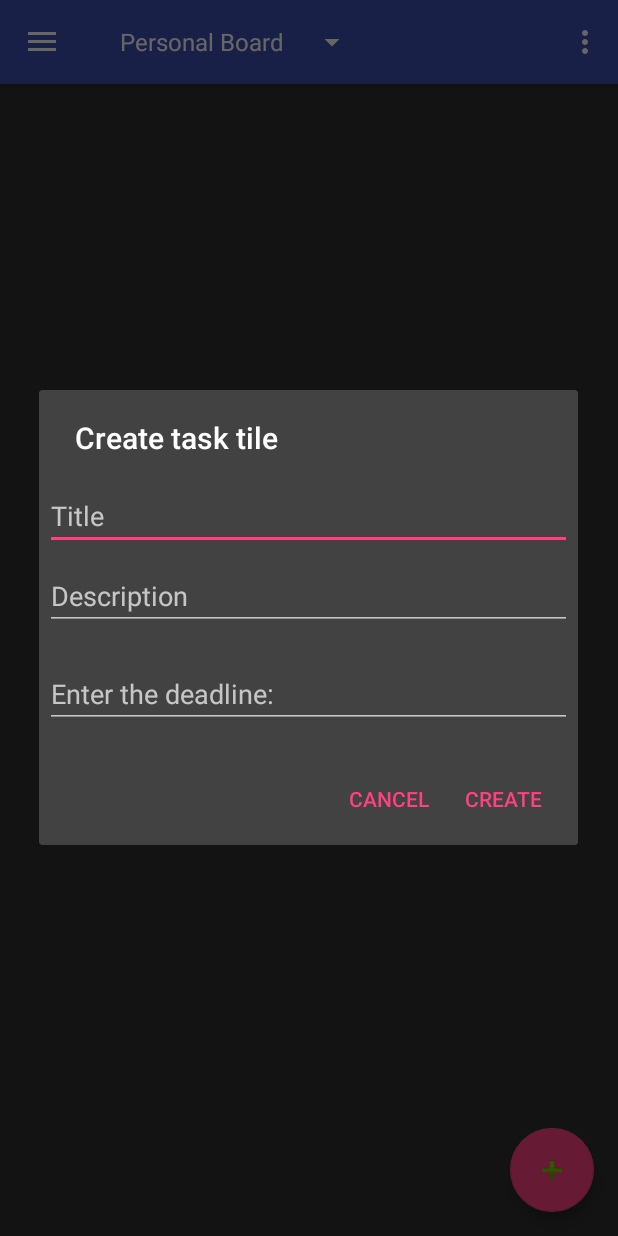
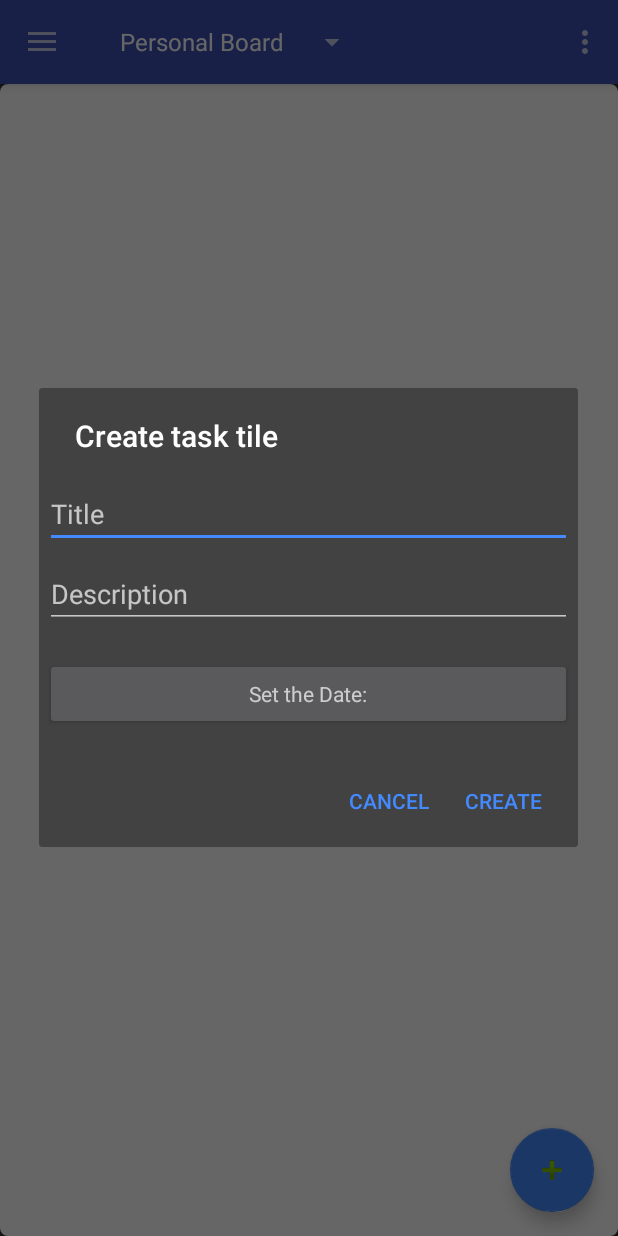
Before and after one commit to saurabhjn76/EventManager, an Android app: the HomeActivity screen opened directly, with no data from a screen before it, after a tap on an icon or button, on a phone screen of 412 x 824 dp. Run offline under Robolectric (Android 15) with nearby library versions, the phone set to English and light mode, and no system bars.

```diff
--- a/app/src/main/res/drawable/tilerect.xml
+++ b/app/src/main/res/drawable/tilerect.xml
@@ -1,6 +1,6 @@
 <!-- res/drawable/myrect.xml -->
 <shape xmlns:android="http://schemas.android.com/apk/res/android"
     android:shape="rectangle">
-    <solid android:color="#ff3d00" />
+    <solid android:color="#ffffff" />
     <corners android:radius="5dp" />
 </shape>
--- a/app/src/main/res/layout/app_bar_home.xml
+++ b/app/src/main/res/layout/app_bar_home.xml
@@ -10,7 +10,7 @@
     <android.support.design.widget.AppBarLayout
         android:layout_width="match_parent"
         android:layout_height="wrap_content"
-        android:theme="@style/AppTheme.AppBarOverlay">
+        >
 
 
 
--- a/app/src/main/res/layout/content_home.xml
+++ b/app/src/main/res/layout/content_home.xml
@@ -3,6 +3,7 @@
     xmlns:app="http://schemas.android.com/apk/res-auto"
     xmlns:tools="http://schemas.android.com/tools"
     android:id="@+id/content_home"
+    android:background="@drawable/tilerect"
     android:layout_width="match_parent"
     android:layout_height="match_parent"
     app:layout_behavior="@string/appbar_scrolling_view_behavior"
--- a/app/src/main/res/layout/dialog_create_tile.xml
+++ b/app/src/main/res/layout/dialog_create_tile.xml
@@ -25,7 +25,9 @@ android:layout_height="wrap_content">
         android:layout_marginBottom="16dp"
         android:fontFamily="sans-serif"
         android:hint="Description"/>
-    <EditText
+
+
+    <Button
         android:id="@+id/deadline"
         android:inputType="datetime"
         android:layout_width="match_parent"
@@ -34,6 +36,7 @@ android:layout_height="wrap_content">
         android:layout_marginLeft="4dp"
         android:layout_marginRight="4dp"
         android:layout_marginBottom="16dp"
+        android:onClick="Datepicker"
         android:fontFamily="sans-serif"
-        android:hint="Enter the deadline:"/>
+        android:hint="Set the Date:"/>
 </LinearLayout>
--- a/app/src/main/res/values/colors.xml
+++ b/app/src/main/res/values/colors.xml
@@ -2,5 +2,5 @@
 <resources>
     <color name="colorPrimary">#3F51B5</color>
     <color name="colorPrimaryDark">#303F9F</color>
-    <color name="colorAccent">#FF4081</color>
+    <color name="colorAccent">#448aff</color>
 </resources>
```
Also changed, not shown: app/src/main/java/saurabhjn76/com/event_manager/HomeActivity.java (+35 -5 lines).
